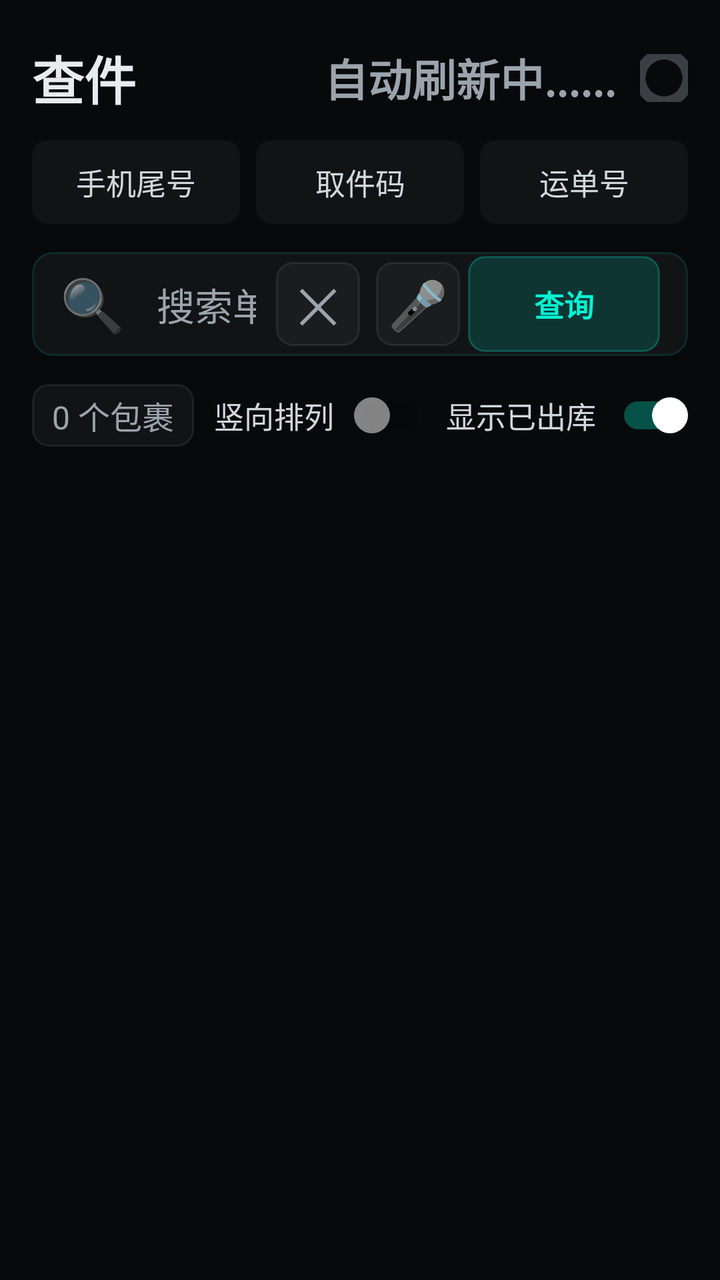
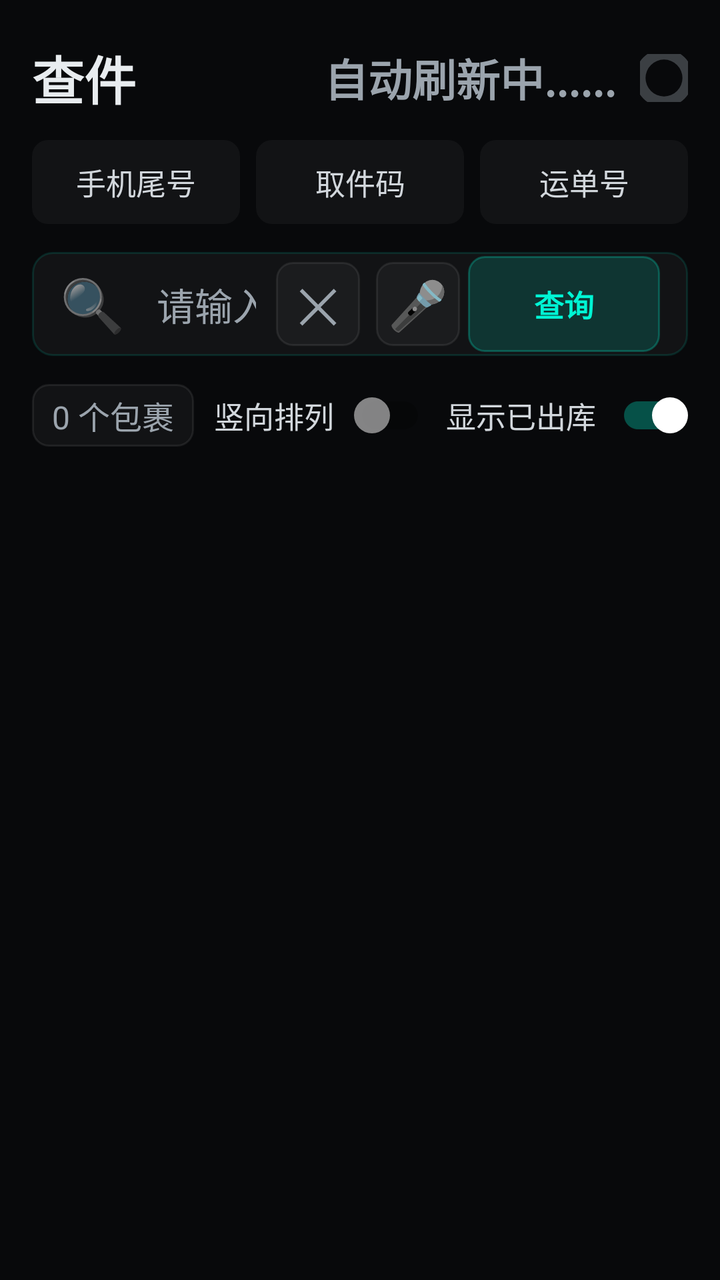

The first picture is an Android layout as it rendered before a commit; the second is the same layout after the commit. The layout source and the unified diff follow.
<!-- AndroidManifest.xml: application theme Theme.Chajianzhushou -->
<!-- res/layout/fragment_query.xml -->
<?xml version="1.0" encoding="utf-8"?>
<FrameLayout xmlns:android="http://schemas.android.com/apk/res/android"
    xmlns:app="http://schemas.android.com/apk/res-auto"
    android:layout_width="match_parent"
    android:layout_height="match_parent"
    android:background="@color/bg">

    <ScrollView
        android:id="@+id/scroll_query"
        android:layout_width="match_parent"
        android:layout_height="match_parent"
        android:fillViewport="true">

        <LinearLayout
            android:layout_width="match_parent"
            android:layout_height="wrap_content"
            android:orientation="vertical"
            android:paddingLeft="@dimen/pad_page_h"
            android:paddingTop="@dimen/spacing_2xl"
            android:paddingRight="@dimen/pad_page_h"
            android:paddingBottom="@dimen/pad_page_bottom">

        
        <LinearLayout
            android:layout_width="match_parent"
            android:layout_height="wrap_content"
            android:orientation="horizontal"
            android:gravity="center_vertical"
            android:layout_marginBottom="@dimen/spacing_lg">

            <TextView
                android:layout_width="0dp"
                android:layout_height="wrap_content"
                android:layout_weight="1"
                android:text="查件"
                android:textColor="@color/ink"
                android:textSize="@dimen/txt_xl"
                android:textStyle="bold" />

            
            <TextView
                android:id="@+id/auto_refresh_label"
                android:layout_width="wrap_content"
                android:layout_height="wrap_content"
                android:text="自动刷新中......"
                android:textColor="@color/muted"
                android:textSize="@dimen/txt_lg"
                android:textStyle="bold"
                android:visibility="visible"
                android:layout_marginEnd="@dimen/spacing_lg" />

            <View
                android:id="@+id/auto_refresh_indicator"
                android:layout_width="24dp"
                android:layout_height="24dp"
                android:background="@drawable/bg_auto_refresh_ring"
                android:alpha="0.35"
                android:clickable="false"
                android:focusable="false"
                android:importantForAccessibility="no" />
        </LinearLayout>

        
        <LinearLayout
            android:layout_width="match_parent"
            android:layout_height="wrap_content"
            android:orientation="horizontal"
            android:gravity="center_vertical"
            android:layout_marginBottom="@dimen/pad_card_v">

            <Button
                android:id="@+id/btn_type_phone"
                android:layout_width="0dp"
                android:layout_height="@dimen/search_type_btn_height"
                android:layout_weight="1"
                android:background="@drawable/bg_search_type_btn"
                android:padding="0dp"
                android:text="手机尾号"
                android:textColor="@color/ink2"
                android:textSize="@dimen/txt_sm"
                android:state_selected="true" />

            <Button
                android:id="@+id/btn_type_pickup"
                android:layout_width="0dp"
                android:layout_height="@dimen/search_type_btn_height"
                android:layout_weight="1"
                android:layout_marginHorizontal="@dimen/spacing_md"
                android:background="@drawable/bg_search_type_btn"
                android:padding="0dp"
                android:text="取件码"
                android:textColor="@color/ink2"
                android:textSize="@dimen/txt_sm" />

            <Button
                android:id="@+id/btn_type_bill"
                android:layout_width="0dp"
                android:layout_height="@dimen/search_type_btn_height"
                android:layout_weight="1"
                android:background="@drawable/bg_search_type_btn"
                android:padding="0dp"
                android:text="运单号"
                android:textColor="@color/ink2"
                android:textSize="@dimen/txt_sm" />
        </LinearLayout>

        
        <LinearLayout
            android:layout_width="match_parent"
            android:layout_height="@dimen/search_box_height"
            android:orientation="horizontal"
            android:gravity="center_vertical"
            android:background="@drawable/bg_search_box"
            android:paddingHorizontal="@dimen/pad_card_h"
            android:layout_marginBottom="@dimen/pad_card_v">

            
            <TextView
                android:id="@+id/tv_search_icon"
                android:layout_width="wrap_content"
                android:layout_height="wrap_content"
                android:text="🔍"
                android:textSize="@dimen/txt_xl"
                android:layout_marginRight="@dimen/card_margin_bottom"
                android:importantForAccessibility="no" />

            <EditText
                android:id="@+id/et_bill_code"
                android:layout_width="0dp"
                android:layout_height="match_parent"
                android:layout_weight="1"
                android:background="@null"
                android:textColorHint="@color/muted"
                android:textColor="@color/ink"
                android:textSize="@dimen/txt_md"
                android:textCursorDrawable="@null"
                android:hint="搜索单号、收件人、取件码..."
                android:singleLine="true"
                android:imeOptions="actionSearch"
                android:paddingHorizontal="@dimen/spacing_sm" />

            
            <Button
                android:id="@+id/btn_clear"
                android:layout_width="@dimen/btn_height_sm"
                android:layout_height="@dimen/btn_height_sm"
                android:minWidth="0dp"
                android:background="@drawable/bg_btn_back"
                android:text="✕"
                android:textSize="@dimen/fab_text_size"
                android:textColor="@color/muted"
                android:padding="0dp"
                android:layout_marginHorizontal="@dimen/spacing_xs" />

            
            <Button
                android:id="@+id/btn_voice"
                android:layout_width="@dimen/btn_height_sm"
                android:layout_height="@dimen/btn_height_sm"
                android:minWidth="0dp"
                android:background="@drawable/bg_btn_back"
                android:text="🎤"
                android:textSize="@dimen/fab_text_size"
                android:padding="0dp"
                android:layout_marginHorizontal="@dimen/spacing_xs" />

            
            <Button
                android:id="@+id/btn_query"
                android:layout_width="wrap_content"
                android:layout_height="@dimen/btn_height"
                android:minWidth="96dp"
                android:paddingHorizontal="@dimen/pad_card_h"
                android:textSize="@dimen/txt_sm"
                android:textStyle="bold"
                android:textColor="@color/accent"
                android:background="@drawable/bg_btn_accent"
                android:text="查询" />
        </LinearLayout>

        
        <LinearLayout
            android:layout_width="match_parent"
            android:layout_height="wrap_content"
            android:orientation="horizontal"
            android:gravity="center_vertical"
            android:layout_marginBottom="@dimen/pad_card_v">

            
            <LinearLayout
                android:id="@+id/result_count_box"
                android:layout_width="0dp"
                android:layout_height="wrap_content"
                android:layout_weight="1"
                android:orientation="horizontal"
                android:gravity="center_vertical"
                android:background="@drawable/bg_btn_back"
                android:paddingHorizontal="@dimen/card_margin_bottom"
                android:paddingVertical="@dimen/spacing_xs">

                <TextView
                    android:id="@+id/tv_result_count"
                    android:layout_width="wrap_content"
                    android:layout_height="wrap_content"
                    android:singleLine="true"
                    android:ellipsize="end"
                    android:textColor="@color/muted"
                    android:textSize="16sp"
                    android:text="0 个包裹" />

                
                <FrameLayout
                    android:id="@+id/result_count_marquee"
                    android:layout_width="wrap_content"
                    android:layout_height="wrap_content"
                    android:visibility="gone"
                    android:layout_marginStart="@dimen/spacing_xs">

                    <TextView
                        android:id="@+id/tv_result_timeout"
                        android:layout_width="wrap_content"
                        android:layout_height="wrap_content"
                        android:singleLine="true"
                        android:paddingStart="@dimen/spacing_xs"
                        android:paddingEnd="@dimen/spacing_xs"
                        android:paddingTop="1dp"
                        android:paddingBottom="1dp"
                        android:textColor="@color/warning"
                        android:textSize="16sp"
                        android:textStyle="bold"
                        android:text="超时出库 0" />

                    <com.chajianzhushou.app.FlowBorderView
                        android:id="@+id/result_count_flow"
                        android:layout_width="match_parent"
                        android:layout_height="match_parent" />
                </FrameLayout>
            </LinearLayout>

            
            <LinearLayout
                android:layout_width="wrap_content"
                android:layout_height="wrap_content"
                android:orientation="horizontal"
                android:gravity="center_vertical"
                android:layout_marginStart="@dimen/card_margin_bottom">

                <TextView
                    android:layout_width="wrap_content"
                    android:layout_height="wrap_content"
                    android:textColor="@color/ink2"
                    android:textSize="@dimen/txt_sm"
                    android:text="竖向排列"
                    android:layout_marginEnd="@dimen/spacing_sm" />

                <androidx.appcompat.widget.SwitchCompat
                    android:id="@+id/switch_grid_view"
                    android:layout_width="wrap_content"
                    android:layout_height="@dimen/switch_height"
                    android:minWidth="40dp"
                    android:thumb="@drawable/switch_thumb"
                    android:track="@drawable/switch_track" />
            </LinearLayout>

            
            <LinearLayout
                android:layout_width="wrap_content"
                android:layout_height="wrap_content"
                android:orientation="horizontal"
                android:gravity="center_vertical"
                android:layout_marginStart="@dimen/card_margin_bottom">

                <TextView
                    android:layout_width="wrap_content"
                    android:layout_height="wrap_content"
                    android:textColor="@color/ink2"
                    android:textSize="@dimen/txt_sm"
                    android:text="显示已出库"
                    android:layout_marginEnd="@dimen/spacing_sm" />

                <androidx.appcompat.widget.SwitchCompat
                    android:id="@+id/switch_show_delivered"
                    android:layout_width="wrap_content"
                    android:layout_height="@dimen/switch_height"
                    android:minWidth="40dp"
                    android:thumb="@drawable/switch_thumb"
                    android:track="@drawable/switch_track"
                    android:checked="true" />
            </LinearLayout>
        </LinearLayout>

        
        <LinearLayout
            android:id="@+id/results_container"
            android:layout_width="match_parent"
            android:layout_height="wrap_content"
            android:orientation="vertical" />

        
        <LinearLayout
            android:id="@+id/tv_no_results"
            android:layout_width="match_parent"
            android:layout_height="wrap_content"
            android:orientation="vertical"
            android:gravity="center"
            android:paddingVertical="@dimen/empty_padding_vertical"
            android:visibility="gone">

            <TextView
                android:layout_width="@dimen/empty_icon_size"
                android:layout_height="@dimen/empty_icon_size"
                android:text="📦"
                android:textSize="@dimen/empty_icon_txt"
                android:gravity="center"
                android:alpha="0.5"
                android:layout_marginBottom="18dp" />

            <TextView
                android:layout_width="wrap_content"
                android:layout_height="wrap_content"
                android:text="暂无包裹"
                android:textColor="@color/ink2"
                android:textSize="@dimen/txt_base"
                android:textStyle="bold"
                android:layout_marginBottom="@dimen/card_margin_bottom" />

            <TextView
                android:layout_width="wrap_content"
                android:layout_height="wrap_content"
                android:text="当前没有待取的包裹\n试试调整搜索条件或显示已出库包裹"
                android:textColor="@color/muted"
                android:textSize="@dimen/txt_base"
                android:gravity="center"
                android:lineSpacingExtra="4dp" />
        </LinearLayout>

        
        <ProgressBar
            android:id="@+id/progress_bar"
            android:layout_width="wrap_content"
            android:layout_height="wrap_content"
            android:layout_gravity="center"
            android:visibility="gone"
            android:indeterminateTint="@color/accent"
            android:layout_marginTop="40dp" />
    </LinearLayout>
</ScrollView>

    
    <LinearLayout
        android:id="@+id/history_panel"
        android:layout_width="match_parent"
        android:layout_height="wrap_content"
        android:layout_gravity="top"
        android:orientation="vertical"
        android:background="@drawable/bg_history_overlay"
        android:paddingHorizontal="@dimen/spacing_lg"
        android:paddingVertical="@dimen/spacing_md"
        android:visibility="gone" />

    
    <FrameLayout
        android:id="@+id/loading_mask"
        android:layout_width="match_parent"
        android:layout_height="match_parent"
        android:background="#80000000"
        android:clickable="true"
        android:focusable="true"
        android:visibility="gone">

        <LinearLayout
            android:layout_width="wrap_content"
            android:layout_height="wrap_content"
            android:layout_gravity="center"
            android:orientation="vertical"
            android:gravity="center"
            android:paddingHorizontal="32dp"
            android:paddingVertical="@dimen/spacing_3xl"
            android:background="@drawable/bg_toast">

            <ProgressBar
                android:layout_width="@dimen/progress_size"
                android:layout_height="@dimen/progress_size"
                android:indeterminateTint="@color/accent"
                android:layout_marginBottom="@dimen/spacing_lg" />

            <TextView
                android:layout_width="wrap_content"
                android:layout_height="wrap_content"
                android:text="正在查询包裹..."
                android:textColor="@color/ink2"
                android:textSize="@dimen/txt_base" />
        </LinearLayout>
    </FrameLayout>
</FrameLayout>
<!-- resources referenced by this layout -->
<resources>
  <color name="accent">#FF00F5D4</color>
  <color name="bg">#FF08090B</color>
  <color name="ink">#FFE8ECEF</color>
  <color name="ink2">#FFD2D7DC</color>
  <color name="muted">#FF9BA4AD</color>
  <color name="warning">#FFFFA726</color>
  <dimen name="btn_height">48dp</dimen>
  <dimen name="btn_height_sm">42dp</dimen>
  <dimen name="card_margin_bottom">10dp</dimen>
  <dimen name="empty_icon_size">72dp</dimen>
  <dimen name="empty_icon_txt">36sp</dimen>
  <dimen name="empty_padding_vertical">48dp</dimen>
  <dimen name="fab_text_size">24sp</dimen>
  <dimen name="pad_card_h">14dp</dimen>
  <dimen name="pad_card_v">14dp</dimen>
  <dimen name="pad_page_bottom">80dp</dimen>
  <dimen name="pad_page_h">16dp</dimen>
  <dimen name="progress_size">40dp</dimen>
  <dimen name="search_box_height">52dp</dimen>
  <dimen name="search_type_btn_height">42dp</dimen>
  <dimen name="spacing_2xl">20dp</dimen>
  <dimen name="spacing_3xl">24dp</dimen>
  <dimen name="spacing_lg">12dp</dimen>
  <dimen name="spacing_md">8dp</dimen>
  <dimen name="spacing_sm">6dp</dimen>
  <dimen name="spacing_xs">4dp</dimen>
  <dimen name="switch_height">28dp</dimen>
  <dimen name="txt_base">17sp</dimen>
  <dimen name="txt_lg">22sp</dimen>
  <dimen name="txt_md">19sp</dimen>
  <dimen name="txt_sm">15sp</dimen>
  <dimen name="txt_xl">26sp</dimen>
  <!-- drawable bg_auto_refresh_ring (drawable) -->
  <?xml version="1.0" encoding="utf-8"?>
  <shape xmlns:android="http://schemas.android.com/apk/res/android"
      android:shape="ring"
      android:innerRadiusRatio="2.6"
      android:thicknessRatio="4.5"
      android:useLevel="false">
      <solid android:color="@color/muted" />
  </shape>
  <!-- drawable bg_history_overlay (drawable) -->
  <?xml version="1.0" encoding="utf-8"?>
  <shape xmlns:android="http://schemas.android.com/apk/res/android" android:shape="rectangle">
      <solid android:color="#D915171B" />
      <corners android:radius="16dp" />
      <stroke android:width="1dp" android:color="@color/hair2" />
  </shape>
  <!-- drawable bg_search_box (drawable) -->
  <?xml version="1.0" encoding="utf-8"?>
  <shape xmlns:android="http://schemas.android.com/apk/res/android" android:shape="rectangle">
      <solid android:color="@color/white_04" />
      <corners android:radius="10dp" />
      <stroke android:width="1dp" android:color="@color/accent_12" />
  </shape>
  <!-- drawable bg_toast (drawable) -->
  <?xml version="1.0" encoding="utf-8"?>
  <shape xmlns:android="http://schemas.android.com/apk/res/android" android:shape="rectangle">
      <solid android:color="@color/accent_15" />
      <corners android:radius="10dp" />
      <stroke android:width="1dp" android:color="@color/accent_25" />
  </shape>
  <!-- drawable switch_thumb (drawable) -->
  <?xml version="1.0" encoding="utf-8"?>
  <selector xmlns:android="http://schemas.android.com/apk/res/android">
      <item android:state_checked="true">
          <shape android:shape="oval">
              <size android:width="18dp" android:height="18dp" />
              <solid android:color="#FFFFFF" />
          </shape>
      </item>
      <item>
          <shape android:shape="oval">
              <size android:width="18dp" android:height="18dp" />
              <solid android:color="@color/white_50" />
          </shape>
      </item>
  </selector>
  <color name="accent_25">#4000F5D4</color>
  <color name="accent_40">#6600F5D4</color>
  <color name="accent_08">#1400F5D4</color>
  <color name="accent_15">#2600F5D4</color>
  <color name="white_10">#1AFFFFFF</color>
  <color name="white_04">#0AFFFFFF</color>
  <color name="white_08">#14FFFFFF</color>
  <color name="hair2">#FF262A31</color>
  <color name="accent_12">#1F00F5D4</color>
  <color name="white_50">#80FFFFFF</color>
  <color name="white_30">#4DFFFFFF</color>
  <color name="card_solid">#FF171A1F</color>
</resources>

<!-- the commit's change to res/layout/fragment_query.xml (unified diff, before → after) -->
@@ -134,7 +134,7 @@
                 android:textColor="@color/ink"
                 android:textSize="@dimen/txt_md"
                 android:textCursorDrawable="@null"
-                android:hint="搜索单号、收件人、取件码..."
+                android:hint="请输入手机尾号"
                 android:singleLine="true"
                 android:imeOptions="actionSearch"
                 android:paddingHorizontal="@dimen/spacing_sm" />
